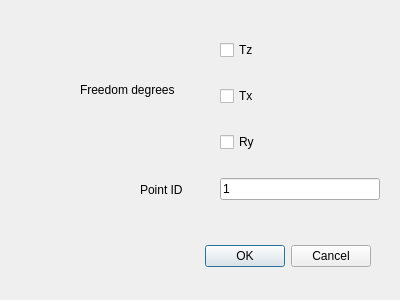
The window that addboundariesdialog.ui (Haudkozaur/masterThesis) describes before a commit, drawn with Qt 5.
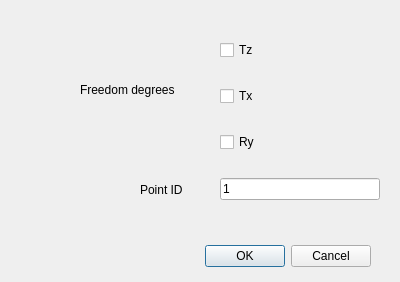
The same window after the commit.

Commit message: fix all current bugs, added axis labels and grid

What changed in the file:
```diff
--- a/addboundariesdialog.ui
+++ b/addboundariesdialog.ui
@@ -7,7 +7,7 @@
     <x>0</x>
     <y>0</y>
     <width>400</width>
-    <height>300</height>
+    <height>282</height>
    </rect>
   </property>
   <property name="windowTitle">
```
The commit also changes 5 other files.
